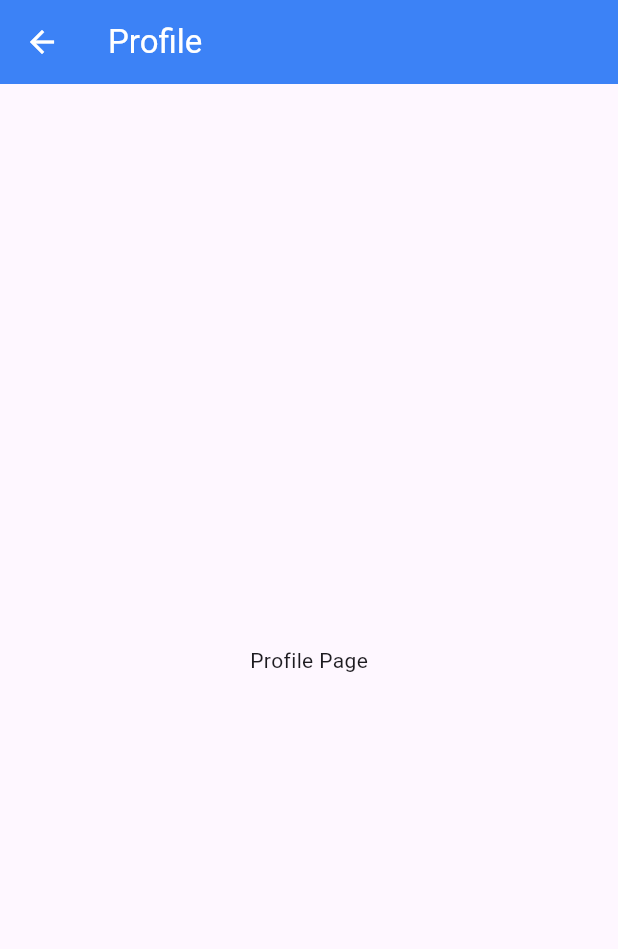
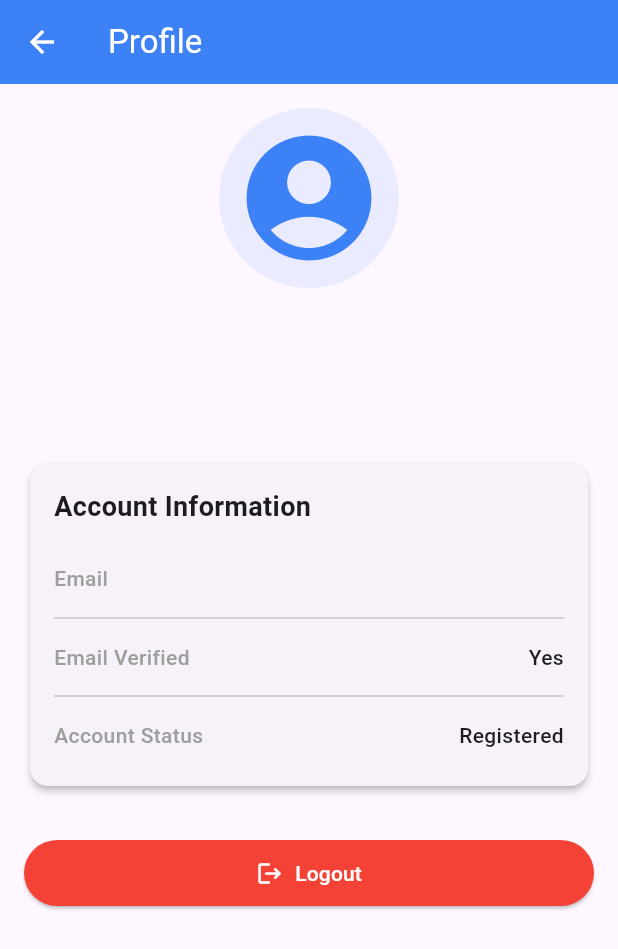
Before and after one commit to josephassaf999/Sa2e7, a Flutter app: the ProfilePage screen opened directly, on a phone screen of 412 x 824 dp. Shown: the top 949 px of the screen. Run offline on Flutter 3.47's test engine with Material 3 defaults, Android fonts, the phone set to English and light mode, and no system bars; our stand-ins replace cloud_firestore, firebase_auth, firebase_core, firebase_messaging, firebase_storage, flutter_local_notifications and 9 more; missing offline and left inert: flutter_polyline_points; accounts and stored records are empty.

Commit message:
created user profile page

```diff
--- a/lib/drawer/profie tab/profile_page.dart
+++ b/lib/drawer/profie tab/profile_page.dart
@@ -1,19 +1,165 @@
 import 'package:flutter/material.dart';
+import 'package:firebase_auth/firebase_auth.dart';
+import 'package:sa2e7/firebase/firebase_logic.dart';
 
-class ProfilePage extends StatelessWidget {
+class ProfilePage extends StatefulWidget {
   const ProfilePage({super.key});
 
+  @override
+  State<ProfilePage> createState() => _ProfilePageState();
+}
+
+class _ProfilePageState extends State<ProfilePage> {
   final Color primaryBlue = const Color(0xFF3C82F6);
-  final Color mintGreen = const Color(0xFF67D8C4);
+  late AuthService _authService;
+  User? _currentUser;
+
+  @override
+  void initState() {
+    super.initState();
+    _authService = AuthService();
+    _currentUser = _authService.currentUser;
+  }
+
+  Future<void> _logout() async {
+    try {
+      await _authService.logout();
+      if (mounted) {
+        Navigator.of(context).pushNamedAndRemoveUntil('/', (route) => false);
+      }
+    } catch (e) {
+      if (mounted) {
+        ScaffoldMessenger.of(
+          context,
+        ).showSnackBar(SnackBar(content: Text('Logout failed: $e')));
+      }
+    }
+  }
 
   @override
   Widget build(BuildContext context) {
     return Scaffold(
-      appBar: AppBar(iconTheme: IconThemeData(color: Colors.white),
-        title: const Text('Profile',style: TextStyle(color: Colors.white),),
+      appBar: AppBar(
+        iconTheme: const IconThemeData(color: Colors.white),
+        title: const Text('Profile', style: TextStyle(color: Colors.white)),
         backgroundColor: primaryBlue,
       ),
-      body: const Center(child: Text('Profile Page')),
+      body:
+          _currentUser == null
+              ? const Center(child: Text('No user logged in'))
+              : SingleChildScrollView(
+                padding: const EdgeInsets.all(16),
+                child: Column(
+                  children: [
+                    // Profile Header
+                    CircleAvatar(
+                      radius: 60,
+                      backgroundColor: primaryBlue.withOpacity(0.1),
+                      child: Icon(
+                        Icons.account_circle,
+                        size: 100,
+                        color: primaryBlue,
+                      ),
+                    ),
+                    const SizedBox(height: 20),
+
+                    // User Name
+                    Text(
+                      _currentUser!.displayName ?? 'User',
+                      style: const TextStyle(
+                        fontSize: 24,
+                        fontWeight: FontWeight.bold,
+                      ),
+                    ),
+                    const SizedBox(height: 8),
+
+                    // Email
+                    Text(
+                      _currentUser!.email ?? 'No email',
+                      style: TextStyle(fontSize: 14, color: Colors.grey[600]),
+                    ),
+                    const SizedBox(height: 30),
+
+                    // Profile Information Card
+                    Card(
+                      elevation: 2,
+                      child: Padding(
+                        padding: const EdgeInsets.all(16),
+                        child: Column(
+                          crossAxisAlignment: CrossAxisAlignment.start,
+                          children: [
+                            const Text(
+                              'Account Information',
+                              style: TextStyle(
+                                fontSize: 18,
+                                fontWeight: FontWeight.bold,
+                              ),
+                            ),
+                            const SizedBox(height: 16),
+                            _buildInfoRow(
+                              'Email',
+                              _currentUser!.email ?? 'Not set',
+                            ),
+                            const Divider(),
+                            _buildInfoRow(
+                              'Email Verified',
+                              _currentUser!.emailVerified ? 'Yes' : 'No',
+                            ),
+                            const Divider(),
+                            _buildInfoRow(
+                              'Account Status',
+                              _currentUser!.isAnonymous
+                                  ? 'Anonymous'
+                                  : 'Registered',
+                            ),
+                          ],
+                        ),
+                      ),
+                    ),
+                    const SizedBox(height: 30),
+
+                    // Logout Button
+                    SizedBox(
+                      width: double.infinity,
+                      child: ElevatedButton.icon(
+                        onPressed: _logout,
+                        icon: const Icon(Icons.logout),
+                        label: const Text('Logout'),
+                        style: ElevatedButton.styleFrom(
+                          backgroundColor: Colors.red,
+                          foregroundColor: Colors.white,
+                          padding: const EdgeInsets.symmetric(vertical: 12),
+                        ),
+                      ),
+                    ),
+                  ],
+                ),
+              ),
+    );
+  }
+
+  Widget _buildInfoRow(String label, String value) {
+    return Padding(
+      padding: const EdgeInsets.symmetric(vertical: 8),
+      child: Row(
+        mainAxisAlignment: MainAxisAlignment.spaceBetween,
+        children: [
+          Text(
+            label,
+            style: const TextStyle(
+              fontWeight: FontWeight.w500,
+              color: Colors.grey,
+            ),
+          ),
+          Flexible(
+            child: Text(
+              value,
+              textAlign: TextAlign.end,
+              style: const TextStyle(fontWeight: FontWeight.w500),
+            ),
+          ),
+        ],
+      ),
     );
   }
 }
```
